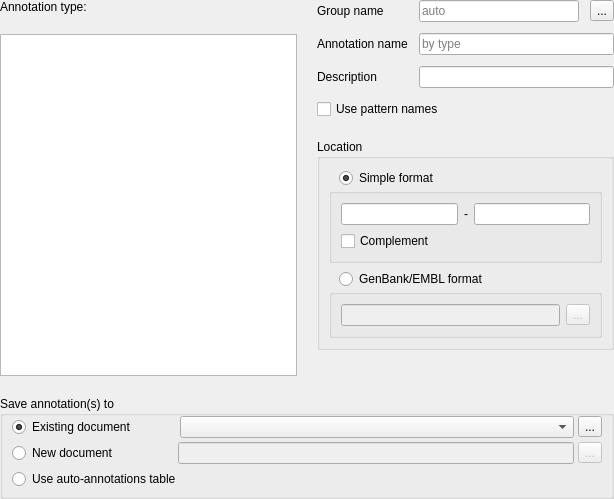
Before: the Qt Designer form src/corelibs/U2Gui/src/util/CreateAnnotationFullWidget.ui in telomerticcontrol/ugene, drawn with Qt 5.
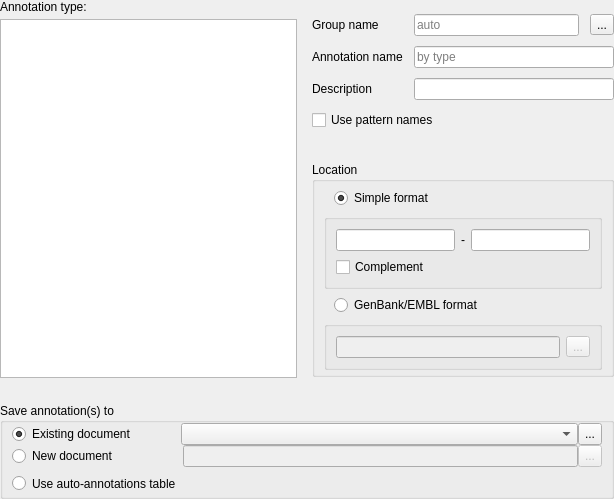
After: the same form once the commit is applied. Icons and pictures are not drawn.

Commit message: macOS layout fix

Diff of the .ui file:
```diff
--- a/src/corelibs/U2Gui/src/util/CreateAnnotationFullWidget.ui
+++ b/src/corelibs/U2Gui/src/util/CreateAnnotationFullWidget.ui
@@ -21,7 +21,7 @@
   </property>
   <layout class="QVBoxLayout" name="mainLayout">
    <property name="spacing">
-    <number>20</number>
+    <number>25</number>
    </property>
    <property name="sizeConstraint">
     <enum>QLayout::SetMinAndMaxSize</enum>
@@ -40,14 +40,23 @@
    </property>
    <item>
     <layout class="QHBoxLayout" name="annotationParametersLayout" stretch="0,0">
+     <property name="spacing">
+      <number>5</number>
+     </property>
      <property name="sizeConstraint">
       <enum>QLayout::SetMinAndMaxSize</enum>
      </property>
      <item>
       <layout class="QVBoxLayout" name="verticalLayout" stretch="0,1">
+       <property name="spacing">
+        <number>5</number>
+       </property>
        <property name="sizeConstraint">
         <enum>QLayout::SetMinAndMaxSize</enum>
        </property>
+       <property name="rightMargin">
+        <number>8</number>
+       </property>
        <item>
         <widget class="QLabel" name="lblAnnotationType">
          <property name="text">
@@ -75,6 +84,9 @@
        <property name="sizeConstraint">
         <enum>QLayout::SetMinAndMaxSize</enum>
        </property>
+       <property name="leftMargin">
+        <number>2</number>
+       </property>
        <property name="bottomMargin">
         <number>0</number>
        </property>
@@ -97,9 +109,18 @@
            <property name="sizeConstraint">
             <enum>QLayout::SetMinAndMaxSize</enum>
            </property>
-           <property name="spacing">
+           <property name="topMargin">
+            <number>14</number>
+           </property>
+           <property name="bottomMargin">
+            <number>12</number>
+           </property>
+           <property name="horizontalSpacing">
             <number>11</number>
            </property>
+           <property name="verticalSpacing">
+            <number>10</number>
+           </property>
            <item row="1" column="0">
             <widget class="QLabel" name="lblAnnotationName">
              <property name="text">
@@ -109,12 +130,18 @@
            </item>
            <item row="3" column="0" colspan="3">
             <widget class="QCheckBox" name="chbUsePatternNames">
+             <property name="enabled">
+              <bool>true</bool>
+             </property>
              <property name="toolTip">
               <string>Use names of patterns as annotations names. In case the patterns are in FASTA format</string>
              </property>
              <property name="text">
               <string>Use pattern names</string>
              </property>
+             <property name="checked">
+              <bool>false</bool>
+             </property>
             </widget>
            </item>
            <item row="0" column="0">
@@ -182,6 +209,12 @@
             <property name="sizeConstraint">
              <enum>QLayout::SetMinAndMaxSize</enum>
             </property>
+            <property name="topMargin">
+             <number>6</number>
+            </property>
+            <property name="bottomMargin">
+             <number>4</number>
+            </property>
             <item>
              <layout class="QVBoxLayout" name="verticalLayout_4">
               <property name="spacing">
@@ -189,6 +222,9 @@
               </property>
               <item>
                <layout class="QHBoxLayout" name="horizontalLayout_5">
+                <property name="bottomMargin">
+                 <number>6</number>
+                </property>
                 <item>
                  <spacer name="horizontalSpacer_2">
                   <property name="orientation">
@@ -262,6 +298,9 @@
               </property>
               <item>
                <layout class="QHBoxLayout" name="horizontalLayout_3">
+                <property name="bottomMargin">
+                 <number>6</number>
+                </property>
                 <item>
                  <spacer name="horizontalSpacer">
                   <property name="orientation">
@@ -355,20 +394,44 @@
      <property name="title">
       <string>Save annotation(s) to</string>
      </property>
+     <layout class="QVBoxLayout" name="verticalLayout_7">
+      <property name="spacing">
+       <number>4</number>
+      </property>
+      <property name="topMargin">
+       <number>0</number>
+      </property>
+      <property name="bottomMargin">
+       <number>0</number>
+      </property>
+      <item>
      <layout class="QVBoxLayout" name="verticalLayout_6">
       <property name="spacing">
-       <number>4</number>
-      </property>
-      <property name="topMargin">
        <number>0</number>
       </property>
-      <property name="bottomMargin">
-       <number>6</number>
-      </property>
+        <item>
+         <layout class="QHBoxLayout" name="horizontalLayout_9">
+          <item>
+           <layout class="QHBoxLayout" name="horizontalLayout_8">
       <item>
        <layout class="QHBoxLayout" name="horizontalLayout_4">
+              <property name="leftMargin">
+               <number>0</number>
+              </property>
+              <property name="topMargin">
+               <number>0</number>
+              </property>
+              <property name="bottomMargin">
+               <number>0</number>
+              </property>
         <item>
          <widget class="QRadioButton" name="rbExistingTable">
+                <property name="minimumSize">
+                 <size>
+                  <width>0</width>
+                  <height>22</height>
+                 </size>
+                </property>
           <property name="text">
            <string>Existing document</string>
           </property>
@@ -387,11 +450,13 @@
           </property>
           <property name="sizeHint" stdset="0">
            <size>
-            <width>40</width>
+                  <width>45</width>
             <height>20</height>
            </size>
           </property>
          </spacer>
+              </item>
+             </layout>
         </item>
         <item>
          <widget class="QComboBox" name="cbExistingTable">
@@ -401,13 +466,27 @@
             <verstretch>0</verstretch>
            </sizepolicy>
           </property>
+              <property name="minimumSize">
+               <size>
+                <width>0</width>
+                <height>22</height>
+               </size>
+              </property>
           <property name="sizeAdjustPolicy">
            <enum>QComboBox::AdjustToContentsOnFirstShow</enum>
           </property>
          </widget>
         </item>
+           </layout>
+          </item>
         <item>
          <widget class="QToolButton" name="tbBrowseExistingTable">
+            <property name="minimumSize">
+             <size>
+              <width>0</width>
+              <height>22</height>
+             </size>
+            </property>
           <property name="text">
            <string>...</string>
           </property>
@@ -420,9 +499,19 @@
        </layout>
       </item>
       <item>
+         <layout class="QHBoxLayout" name="horizontalLayout_11">
+          <item>
+           <layout class="QHBoxLayout" name="horizontalLayout_10">
+            <item>
        <layout class="QHBoxLayout" name="horizontalLayout_6">
         <item>
          <widget class="QRadioButton" name="rbCreateNewTable">
+                <property name="minimumSize">
+                 <size>
+                  <width>0</width>
+                  <height>22</height>
+                 </size>
+                </property>
           <property name="text">
            <string>New document</string>
           </property>
@@ -438,24 +527,40 @@
           </property>
           <property name="sizeHint" stdset="0">
            <size>
-            <width>56</width>
+                  <width>65</width>
             <height>20</height>
            </size>
           </property>
          </spacer>
+              </item>
+             </layout>
         </item>
         <item>
          <widget class="QLineEdit" name="leNewTablePath">
           <property name="enabled">
            <bool>false</bool>
           </property>
-         </widget>
+              <property name="minimumSize">
+               <size>
+                <width>0</width>
+                <height>22</height>
+               </size>
+              </property>
+             </widget>
+            </item>
+           </layout>
         </item>
         <item>
          <widget class="QToolButton" name="tbBrowseNewTable">
           <property name="enabled">
            <bool>false</bool>
           </property>
+            <property name="minimumSize">
+             <size>
+              <width>0</width>
+              <height>22</height>
+             </size>
+            </property>
           <property name="text">
            <string>...</string>
           </property>
@@ -463,6 +568,10 @@
         </item>
        </layout>
       </item>
+       </layout>
+      </item>
+      <item>
+       <layout class="QHBoxLayout" name="horizontalLayout_7">
       <item>
        <widget class="QRadioButton" name="rbUseAutoTable">
         <property name="enabled">
@@ -477,13 +586,21 @@
         <property name="minimumSize">
          <size>
           <width>0</width>
-          <height>22</height>
-         </size>
-        </property>
+            <height>25</height>
+           </size>
+          </property>
+          <property name="toolTipDuration">
+           <number>3</number>
+          </property>
         <property name="text">
          <string>Use auto-annotations table</string>
         </property>
-       </widget>
+          <property name="checkable">
+           <bool>true</bool>
+          </property>
+         </widget>
+        </item>
+       </layout>
       </item>
      </layout>
     </widget>
```
Left out of the diff: 16 changed lines with no effect on the pictures. Lines whose indentation alone changed are shown as unchanged.
